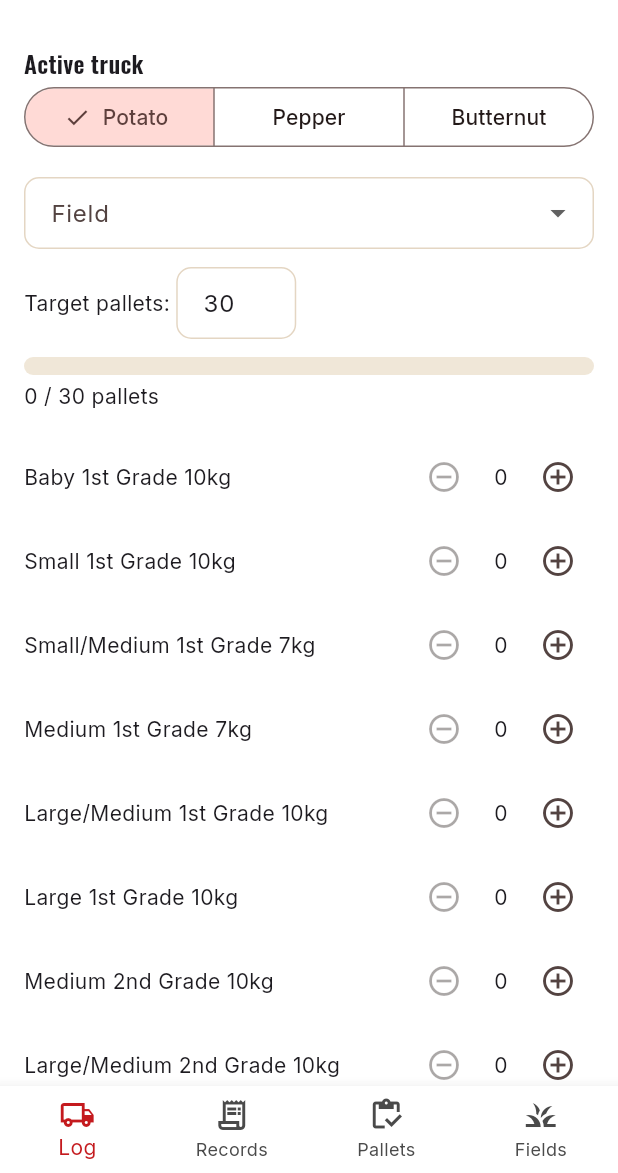
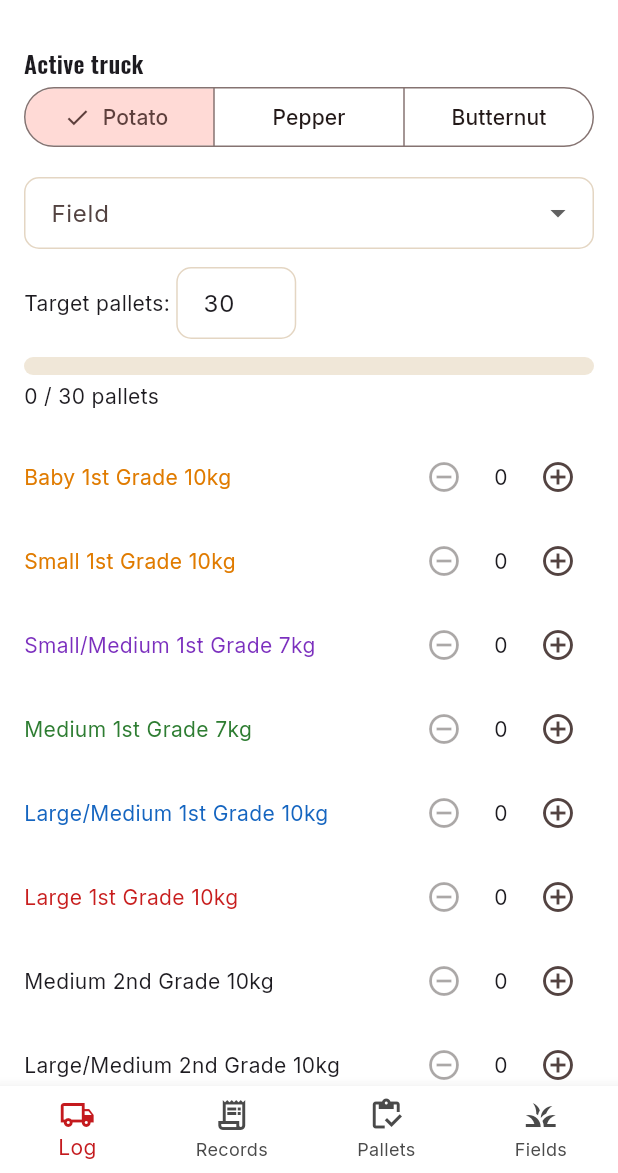
Before and after one commit to DFourie87/Nanini, a Flutter app: the DeliveryHomeScreen screen opened directly, on a phone screen of 412 x 824 dp, the part 63-1236 px from its top. Run offline on Flutter 3.47's test engine with Material 3 defaults, Android fonts, the phone set to English and light mode, and no system bars; our stand-ins replace csv, fl_chart, flutter_map, google_fonts, latlong2, pdf and 4 more; accounts and stored records are empty.

Commit message:
Color 1st grade potato size labels in packaging log tab
kPalletSizes already stored the right color per size (orange for
Baby/Small, purple for Small/Medium, green for Medium, blue for
Large/Medium, red for Large -- all 1st grade), but nothing applied it
to the label text, which rendered plain black. 2nd grade sizes are
left as default black.

Co-Authored-By: Claude Sonnet 5 <noreply@anthropic.com>
Claude-Session: https://claude.ai/code/session_0154FLxM7bQ7qjn16GE6RHFv

```diff
--- a/nanini_app/lib/features/delivery/delivery_log_screen.dart
+++ b/nanini_app/lib/features/delivery/delivery_log_screen.dart
@@ -97,7 +97,13 @@ class _DeliveryLogScreenState extends State<DeliveryLogScreen> {
         const SizedBox(height: 4),
         Text('${truck.totalPallets} / ${truck.target} pallets'),
         const SizedBox(height: 16),
-        for (final s in kPalletSizes) _counterRow(s.label, truck.pallets[s.key] ?? 0, (v) => setState(() => truck.pallets[s.key] = v)),
+        for (final s in kPalletSizes)
+          _counterRow(
+            s.label,
+            truck.pallets[s.key] ?? 0,
+            (v) => setState(() => truck.pallets[s.key] = v),
+            labelColor: s.grade == 'g1' ? Color(s.color) : null,
+          ),
         const SizedBox(height: 12),
         OutlinedButton.icon(
           onPressed: () => _showMixedPalletDialog(context),
@@ -135,12 +141,12 @@ class _DeliveryLogScreenState extends State<DeliveryLogScreen> {
     );
   }
 
-  Widget _counterRow(String label, int value, ValueChanged<int> onChanged) {
+  Widget _counterRow(String label, int value, ValueChanged<int> onChanged, {Color? labelColor}) {
     return Padding(
       padding: const EdgeInsets.symmetric(vertical: 4),
       child: Row(
         children: [
-          Expanded(child: Text(label)),
+          Expanded(child: Text(label, style: labelColor != null ? TextStyle(color: labelColor) : null)),
           IconButton(onPressed: value > 0 ? () => onChanged(value - 1) : null, icon: const Icon(Icons.remove_circle_outline)),
           SizedBox(width: 28, child: Text('$value', textAlign: TextAlign.center)),
           IconButton(onPressed: () => onChanged(value + 1), icon: const Icon(Icons.add_circle_outline)),
```
